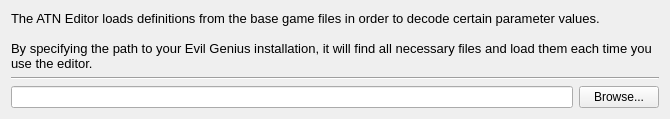
Old version of the form editor/UI/UI_ConfigWindow.ui in the repository leiftiger/EG_Tools.
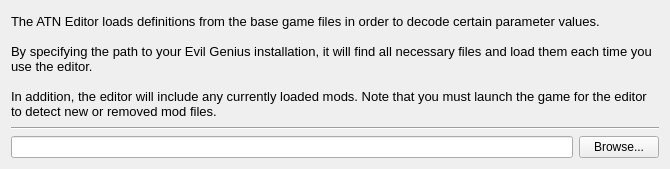
New version of the form. Custom widgets are drawn as their Qt base class.

Commit message: Added check for missing mod files

The edit to the form file:
```diff
--- a/editor/UI/UI_ConfigWindow.ui
+++ b/editor/UI/UI_ConfigWindow.ui
@@ -10,13 +10,13 @@
     <x>0</x>
     <y>0</y>
     <width>670</width>
-    <height>119</height>
+    <height>169</height>
    </rect>
   </property>
   <property name="minimumSize">
    <size>
     <width>670</width>
-    <height>119</height>
+    <height>169</height>
    </size>
   </property>
   <property name="maximumSize">
@@ -47,7 +47,9 @@
       <property name="text">
        <string>The ATN Editor loads definitions from the base game files in order to decode certain parameter values.
 
-By specifying the path to your Evil Genius installation, it will find all necessary files and load them each time you use the editor.</string>
+By specifying the path to your Evil Genius installation, it will find all necessary files and load them each time you use the editor.
+
+In addition, the editor will include any currently loaded mods. Note that you must launch the game for the editor to detect new or removed mod files.</string>
       </property>
       <property name="wordWrap">
        <bool>true</bool>
```
The commit also changes 1 other file.
